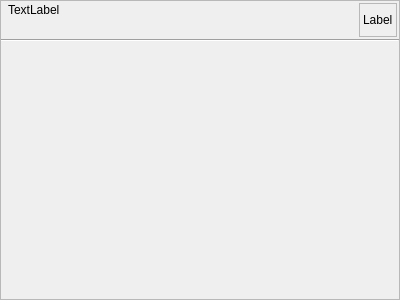
Above: filewidget.ui from bort-four/StudentHelper before the change. Below: the same form after it.
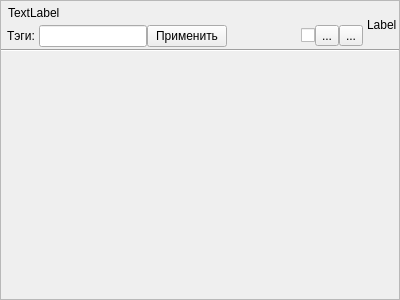
That is the form after the change. Icons and pictures are not drawn.

Commit message: added print selection and tag editting

Diff of the .ui file:
```diff
--- a/filewidget.ui
+++ b/filewidget.ui
@@ -60,7 +60,7 @@
        <widget class="QWidget" name="headGroup" native="true">
         <layout class="QHBoxLayout" name="horizontalLayout_2">
          <property name="spacing">
-          <number>2</number>
+          <number>4</number>
          </property>
          <property name="leftMargin">
           <number>2</number>
@@ -80,6 +80,17 @@
             <number>2</number>
            </property>
            <item>
+            <layout class="QHBoxLayout" name="horizontalLayout_3">
+             <property name="spacing">
+              <number>0</number>
+             </property>
+             <property name="rightMargin">
+              <number>0</number>
+             </property>
+             <property name="bottomMargin">
+              <number>0</number>
+             </property>
+             <item>
             <widget class="QLabel" name="nameLabel">
              <property name="text">
               <string>TextLabel</string>
@@ -90,10 +101,28 @@
             </widget>
            </item>
            <item>
+              <spacer name="horizontalSpacer_2">
+               <property name="orientation">
+                <enum>Qt::Horizontal</enum>
+               </property>
+               <property name="sizeHint" stdset="0">
+                <size>
+                 <width>40</width>
+                 <height>20</height>
+                </size>
+               </property>
+              </spacer>
+             </item>
+            </layout>
+           </item>
+           <item>
             <layout class="QHBoxLayout" name="layuot">
              <property name="spacing">
               <number>0</number>
              </property>
+             <property name="leftMargin">
+              <number>0</number>
+             </property>
              <property name="rightMargin">
               <number>0</number>
              </property>
@@ -105,10 +134,89 @@
               </layout>
              </item>
              <item>
+              <widget class="QWidget" name="tagEditPanel" native="true">
+               <property name="sizePolicy">
+                <sizepolicy hsizetype="Preferred" vsizetype="Fixed">
+                 <horstretch>0</horstretch>
+                 <verstretch>0</verstretch>
+                </sizepolicy>
+               </property>
               <layout class="QHBoxLayout" name="horizontalLayout">
                <property name="spacing">
                 <number>0</number>
                </property>
+                <property name="leftMargin">
+                 <number>0</number>
+                </property>
+                <property name="topMargin">
+                 <number>0</number>
+                </property>
+                <property name="rightMargin">
+                 <number>0</number>
+                </property>
+                <property name="bottomMargin">
+                 <number>0</number>
+                </property>
+                <item>
+                 <widget class="QLabel" name="label">
+                  <property name="sizePolicy">
+                   <sizepolicy hsizetype="Fixed" vsizetype="Preferred">
+                    <horstretch>0</horstretch>
+                    <verstretch>0</verstretch>
+                   </sizepolicy>
+                  </property>
+                  <property name="text">
+                   <string>Тэги: </string>
+                  </property>
+                  <property name="indent">
+                   <number>4</number>
+                  </property>
+                 </widget>
+                </item>
+                <item>
+                 <widget class="QLineEdit" name="tagLineEdit">
+                  <property name="sizePolicy">
+                   <sizepolicy hsizetype="Preferred" vsizetype="Fixed">
+                    <horstretch>0</horstretch>
+                    <verstretch>0</verstretch>
+                   </sizepolicy>
+                  </property>
+                 </widget>
+                </item>
+                <item>
+                 <widget class="QPushButton" name="applyButton">
+                  <property name="sizePolicy">
+                   <sizepolicy hsizetype="Fixed" vsizetype="Fixed">
+                    <horstretch>0</horstretch>
+                    <verstretch>0</verstretch>
+                   </sizepolicy>
+                  </property>
+                  <property name="text">
+                   <string>Применить</string>
+                  </property>
+                 </widget>
+                </item>
+               </layout>
+              </widget>
+             </item>
+             <item>
+              <widget class="QWidget" name="spacerWidget" native="true">
+               <layout class="QHBoxLayout" name="horizontalLayout_6">
+                <property name="spacing">
+                 <number>0</number>
+                </property>
+                <property name="leftMargin">
+                 <number>0</number>
+                </property>
+                <property name="topMargin">
+                 <number>0</number>
+                </property>
+                <property name="rightMargin">
+                 <number>0</number>
+                </property>
+                <property name="bottomMargin">
+                 <number>0</number>
+                </property>
                <item>
                 <spacer name="horizontalSpacer">
                  <property name="orientation">
@@ -123,6 +231,71 @@
                 </spacer>
                </item>
               </layout>
+              </widget>
+             </item>
+             <item>
+              <widget class="QCheckBox" name="printCheckBox">
+               <property name="sizePolicy">
+                <sizepolicy hsizetype="Fixed" vsizetype="Fixed">
+                 <horstretch>0</horstretch>
+                 <verstretch>0</verstretch>
+                </sizepolicy>
+               </property>
+               <property name="text">
+                <string/>
+               </property>
+              </widget>
+             </item>
+             <item>
+              <widget class="QWidget" name="toolPanel" native="true">
+               <property name="sizePolicy">
+                <sizepolicy hsizetype="Fixed" vsizetype="Fixed">
+                 <horstretch>0</horstretch>
+                 <verstretch>0</verstretch>
+                </sizepolicy>
+               </property>
+               <layout class="QHBoxLayout" name="horizontalLayout_4">
+                <property name="spacing">
+                 <number>0</number>
+                </property>
+                <property name="leftMargin">
+                 <number>0</number>
+                </property>
+                <property name="topMargin">
+                 <number>0</number>
+                </property>
+                <property name="rightMargin">
+                 <number>0</number>
+                </property>
+                <property name="bottomMargin">
+                 <number>0</number>
+                </property>
+                <item>
+                 <widget class="QToolButton" name="editButton">
+                  <property name="text">
+                   <string>...</string>
+                  </property>
+                  <property name="icon">
+                   <iconset theme="text-editor">
+                    <normaloff/>
+                   </iconset>
+                  </property>
+                 </widget>
+                </item>
+                <item>
+                 <widget class="QToolButton" name="deleteButton">
+                  <property name="text">
+                   <string>...</string>
+                  </property>
+                  <property name="icon">
+                   <iconset theme="remove">
+                    <normaloff/>
+                   </iconset>
+                  </property>
+                 </widget>
+                </item>
+               </layout>
+              </widget>
              </item>
             </layout>
            </item>
@@ -131,7 +304,7 @@
          <item>
           <widget class="QLabel" name="miniatureLabel">
            <property name="frameShape">
-            <enum>QFrame::StyledPanel</enum>
+            <enum>QFrame::NoFrame</enum>
            </property>
            <property name="text">
             <string>Label</string>
@@ -180,7 +353,7 @@
               <x>0</x>
               <y>0</y>
               <width>398</width>
-              <height>246</height>
+              <height>236</height>
              </rect>
             </property>
             <layout class="QGridLayout" name="gridLayout_2">
```
Left out of the diff: 18 changed lines with no effect on the pictures. Lines whose indentation alone changed are shown as unchanged. The commit also changes 6 other files.
